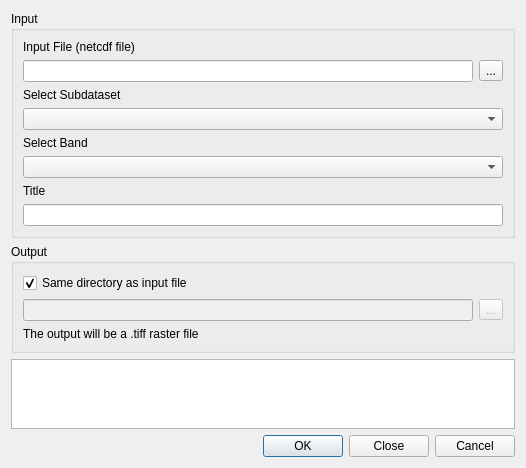
Old version of the form cdf_converter_dialog_base.ui in the repository ivanbusthomi/cdf_converter.
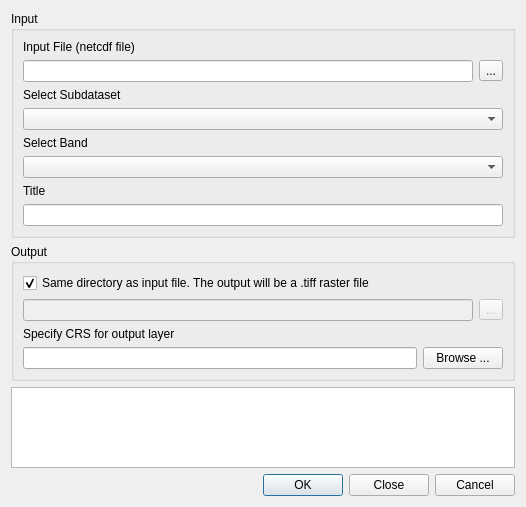
New version of the form.

Diff of the .ui file:
```diff
--- a/cdf_converter_dialog_base.ui
+++ b/cdf_converter_dialog_base.ui
@@ -7,7 +7,7 @@
     <x>0</x>
     <y>0</y>
     <width>526</width>
-    <height>436</height>
+    <height>507</height>
    </rect>
   </property>
   <property name="windowTitle">
@@ -83,7 +83,7 @@
       <item>
        <widget class="QCheckBox" name="use_default_dir">
         <property name="text">
-         <string>Same directory as input file</string>
+         <string>Same directory as input file. The output will be a .tiff raster file</string>
         </property>
         <property name="checked">
          <bool>true</bool>
@@ -114,10 +114,24 @@
       <item>
        <widget class="QLabel" name="label_6">
         <property name="text">
-         <string>The output will be a .tiff raster file</string>
+         <string>Specify CRS for output layer</string>
         </property>
        </widget>
       </item>
+      <item>
+       <layout class="QHBoxLayout" name="horizontalLayout_3">
+        <item>
+         <widget class="QLineEdit" name="output_crs"/>
+        </item>
+        <item>
+         <widget class="QPushButton" name="select_crs">
+          <property name="text">
+           <string>Browse ...</string>
+          </property>
+         </widget>
+        </item>
+       </layout>
+      </item>
      </layout>
     </widget>
    </item>
```
Left out of the diff: 2 changed lines with no effect on the pictures.
